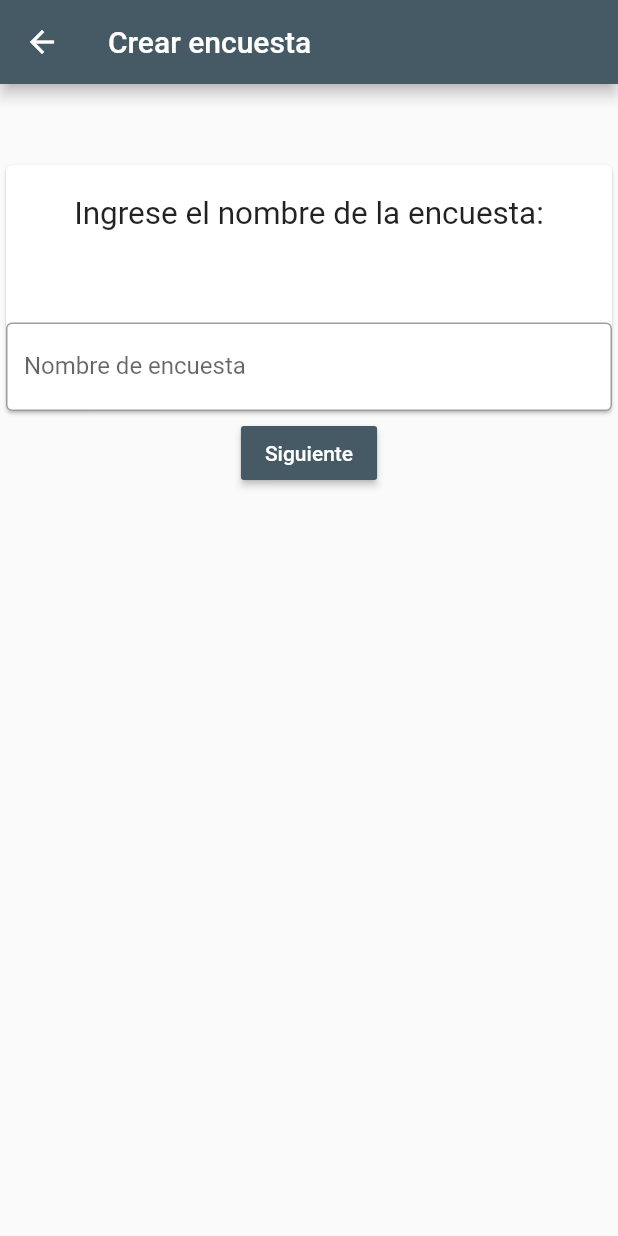
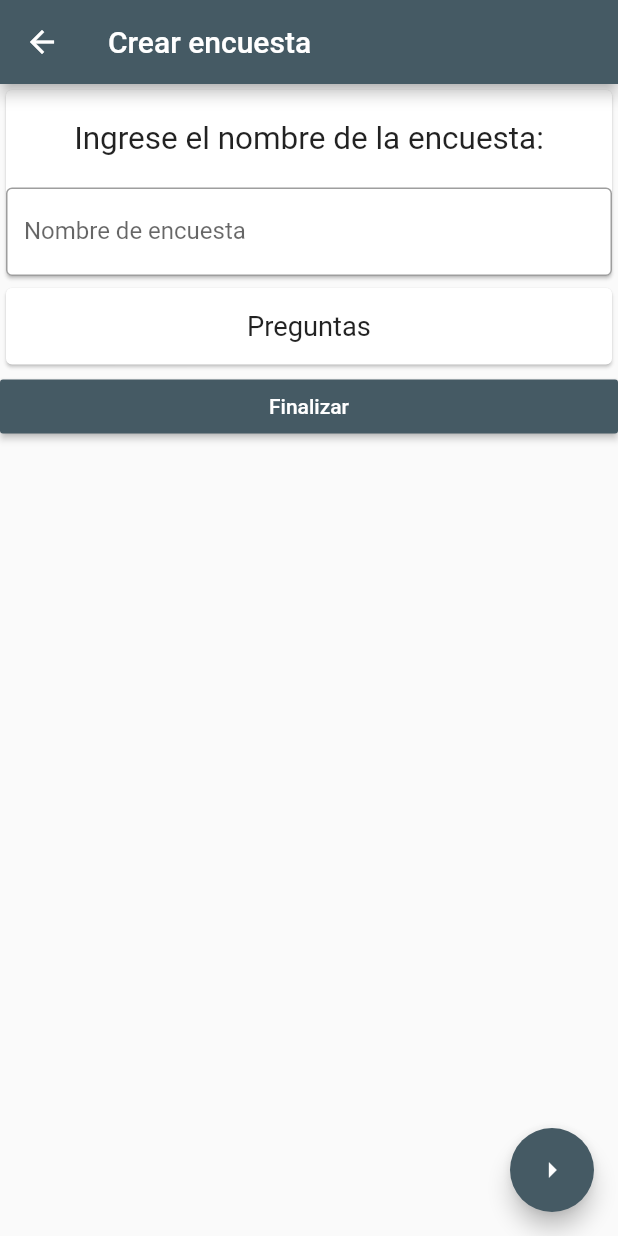
Before and after one commit to mbmassone/tdl-tp-dart, a Flutter app: the screen it shows after launch, after a tap on the "add" icon, on a phone screen of 412 x 824 dp. Run offline on Flutter 3.47's test engine with Material 2 defaults, Android fonts, the phone set to English and light mode, and no system bars; network calls fail.

Commit message:
Nuevas preguntas en unico widgets y reemplazo de pantalla final de creacion por ShowDialog

```diff
--- a/encuestdl_app/lib/main.dart
+++ b/encuestdl_app/lib/main.dart
@@ -1,5 +1,4 @@
 import 'package:encuestdl_app/screen/CreatePollScreen.dart';
-import 'package:encuestdl_app/screen/PollCreationFinishScreen.dart';
 import 'package:encuestdl_app/constants/constants.dart';
 import 'package:flutter/material.dart';
 
@@ -16,7 +15,6 @@ void main() {
     ),
     routes: <String, WidgetBuilder>{
       '/poll/create': (BuildContext context) => new CreatePollScreen(),
-      '/poll/creation-finished': (BuildContext context) => new PollCreationFinishScreen(),
     },
   ));
 }
--- a/encuestdl_app/lib/screen/CreatePollScreen.dart
+++ b/encuestdl_app/lib/screen/CreatePollScreen.dart
@@ -5,51 +5,64 @@ import 'package:encuestdl_app/widget/NewQuestionWidget.dart';
 import 'package:flutter/cupertino.dart';
 import 'package:flutter/material.dart';
 
-import 'QuestionsCreationScreen.dart';
-
 class CreatePollScreen extends StatefulWidget {
   @override
   State<CreatePollScreen> createState() => _CreatePollScreenState();
 }
 
 class _CreatePollScreenState extends State<CreatePollScreen> {
-  //List<NewQuestionWidget> _list = List();
-  PollDataWidget pregunta = PollDataWidget();
-  // TODO: Convertir PantallaLlenarEncuesta a "NewQuestionWidget" e ir generando una lista de preguntas
+  PollDataWidget _pollName = PollDataWidget();
+  NewQuestionWidget _questions = NewQuestionWidget();
 
   @override
   Widget build(BuildContext context) {
     return ScreenTemplate(
       title: "Crear encuesta",
-      child: Column(
+      floatingActionButton: FloatingActionButton(
+        onPressed: () => {
+          _questions.addNewQuestion(),
+        },
+        backgroundColor: Constants.primaryGrey,
+        child: const Icon(Icons.arrow_right),
+      ),
+      child: ListView(
         children: <Widget>[
-          //PollDataWidget(),
-          Container(
-            margin: const EdgeInsets.only(top: 50, bottom: 0),
-            alignment: Alignment.center,
-            child: pregunta,
-          ),
-
+          _pollName,
+          _questions,
           RaisedButton(
             child: Text(
-              "Siguiente",
+              "Finalizar",
               style: TextStyle(color: Colors.white),
             ),
             color: Colors.blueGrey[700],
-            onPressed: () => {
-              //_chequeoNombre(context, _controller.text)
-              if (pregunta.textIsNotEmpty()){
-                Navigator.push(
-                  context,
-                  MaterialPageRoute(
-//                builder: (context) => PantallaEncuesta(id_encuesta)),
-                  builder: (context) => QuestionsCreationScreen(1)),
-                ),
-              },
+            onPressed: () {
+              /*if(!_pollName.textIsNotEmpty())
+                _noNameShowDialog();
+              */
+              _finish(context);
             },
           ),
         ],
       ),
     );
   }
+
+  Future _finish(BuildContext context) {
+    return showDialog(
+      context: context,
+      builder: (context) => AlertDialog(
+        title: Text('Encuesta creada correctamente'),
+        content: RaisedButton(
+          child: Text(
+            "Volver a pantalla de inicio",
+            style: TextStyle(color: Colors.black),
+          ),
+          onPressed: () => {
+            Navigator.pop(context), //Todo acomodar esto
+            Navigator.pop(context),
+          },
+        ),
+      ),
+    );
+  }
 }
--- a/encuestdl_app/lib/screen/HomeScreen.dart
+++ b/encuestdl_app/lib/screen/HomeScreen.dart
@@ -1,5 +1,4 @@
 import 'package:encuestdl_app/constants/constants.dart';
-import 'package:encuestdl_app/screen/CreatePollScreen.dart';
 import 'package:encuestdl_app/screen/ScreenTemplate.dart';
 import 'package:flutter/material.dart';
 
--- a/encuestdl_app/lib/screen/ScreenTemplate.dart
+++ b/encuestdl_app/lib/screen/ScreenTemplate.dart
@@ -17,7 +17,6 @@ class ScreenTemplate extends StatelessWidget {
   Widget build(BuildContext context) {
     return Scaffold(
       appBar: AppBar(
-        //leading: IconButton(icon:Icon(Icons.chevron_left),/*onPressed:() => /Navigator.pop(context, false),*/),
         title: Text(title != null ? title : "EncuesTDL"),
       ),
       body: child,
--- a/encuestdl_app/lib/widget/PollDataWidget.dart
+++ b/encuestdl_app/lib/widget/PollDataWidget.dart
@@ -2,13 +2,13 @@ import 'package:flutter/cupertino.dart';
 import 'package:flutter/material.dart';
 
 class PollDataWidget extends StatefulWidget {
-  _PollDataWidgetState nuevaEncuesta = _PollDataWidgetState();
+  _PollDataWidgetState _newPollData;
 
   @override
-  State<PollDataWidget> createState() => nuevaEncuesta;
+  State<PollDataWidget> createState() => _newPollData = _PollDataWidgetState();
 
   bool textIsNotEmpty() {
-    return nuevaEncuesta._controllerIsNotEmpty();
+    return _newPollData._controllerIsNotEmpty();
   }
 }
 
@@ -21,7 +21,7 @@ class _PollDataWidgetState extends State<PollDataWidget> {
       child: Column(
         children: <Widget>[
           Container(
-            margin: const EdgeInsets.only(top: 20, bottom: 60),
+            margin: const EdgeInsets.only(top: 20, bottom: 20),
             child: Center(
               child: Text(
                 "Ingrese el nombre de la encuesta:",
@@ -30,14 +30,12 @@ class _PollDataWidgetState extends State<PollDataWidget> {
               ),
             ),
           ),
-          Container(
-            child: TextField(
-              controller: _controller,
-              obscureText: false,
-              decoration: InputDecoration(
-                border: OutlineInputBorder(),
-                labelText: 'Nombre de encuesta',
-              ),
+          TextField(
+            controller: _controller,
+            obscureText: false,
+            decoration: InputDecoration(
+              border: OutlineInputBorder(),
+              labelText: 'Nombre de encuesta',
             ),
           ),
         ],
--- a/encuestdl_app/pubspec.yaml
+++ b/encuestdl_app/pubspec.yaml
@@ -24,6 +24,7 @@ dependencies:
   flutter:
     sdk: flutter
   http: ^0.12.1
+  characters: ^1.0.0
 
   # The following adds the Cupertino Icons font to your application.
   # Use with the CupertinoIcons class for iOS style icons.
```
Also changed, not shown: encuestdl_app/lib/screen/PollCreationFinishScreen.dart (deleted, +0 -45 lines), encuestdl_app/lib/screen/QuestionsCreationScreen.dart (deleted, +0 -54 lines), encuestdl_app/lib/widget/EmptyQuestionsWidget.dart (deleted, +0 -41 lines), encuestdl_app/lib/widget/NewQuestionWidget.dart (+79 -34 lines), encuestdl_app/pubspec.lock, 6 other files.
